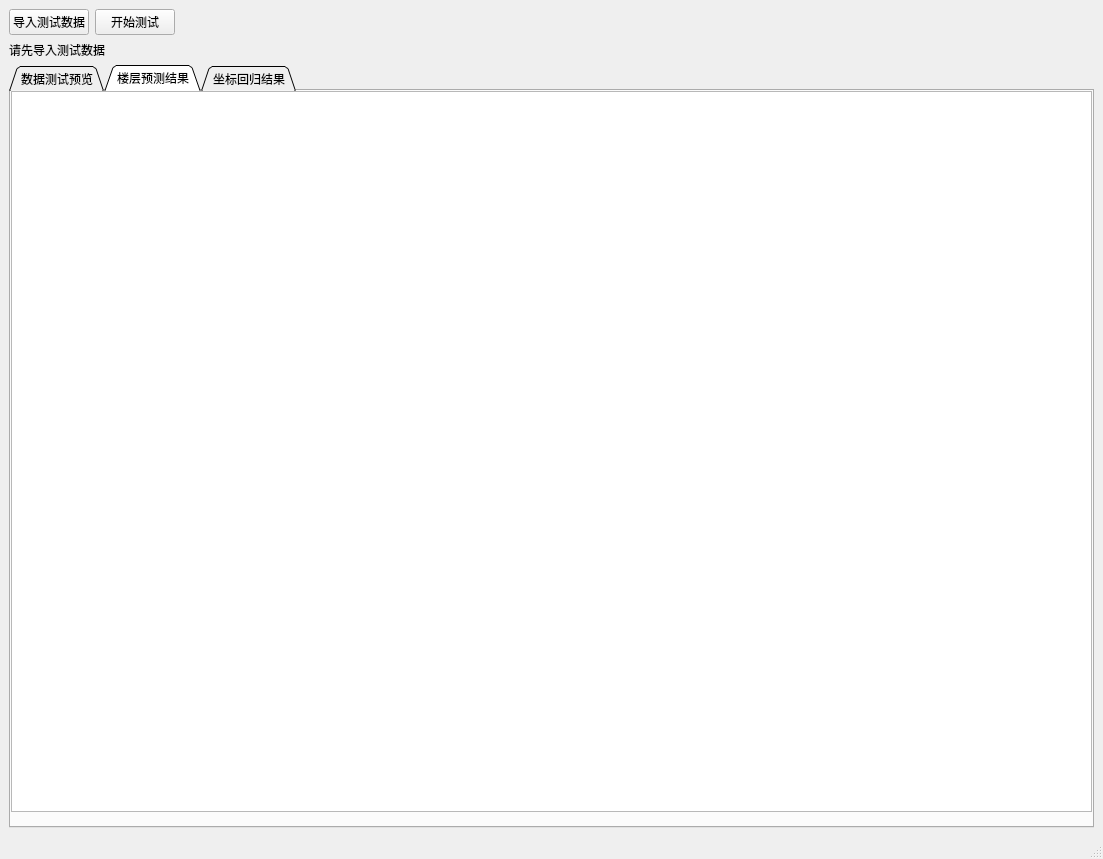
This is mywindow.ui in zhixinaa/indoorloc as Qt 5 draws it before an edit. The edited form follows.
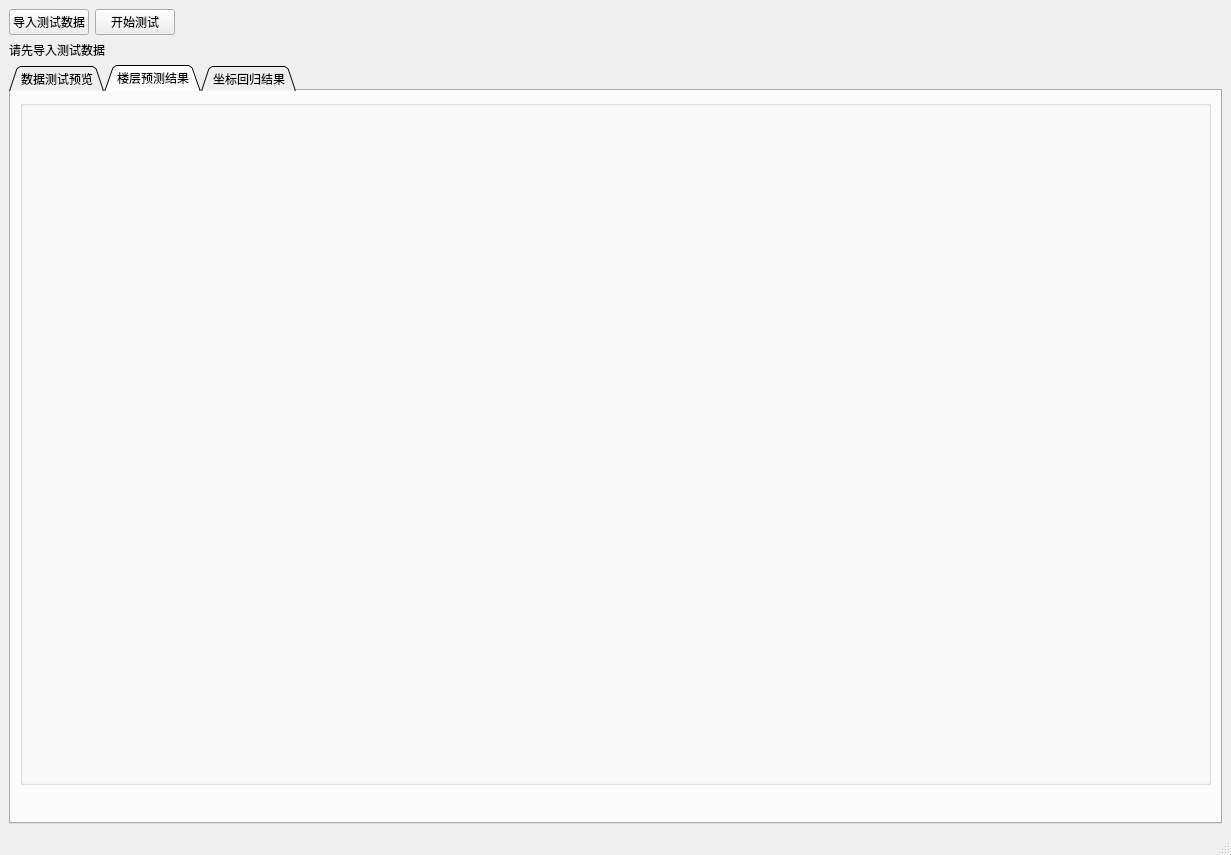
This is the edited form. The open tabs and pages were chosen to show the change.

The edit to the form file:
```diff
--- a/mywindow.ui
+++ b/mywindow.ui
@@ -6,8 +6,8 @@
    <rect>
     <x>0</x>
     <y>0</y>
-    <width>1103</width>
-    <height>859</height>
+    <width>1231</width>
+    <height>855</height>
    </rect>
   </property>
   <property name="windowTitle">
@@ -120,24 +120,30 @@
          </widget>
         </widget>
         <widget class="QWidget" name="tab_2">
+         <property name="sizePolicy">
+          <sizepolicy hsizetype="Fixed" vsizetype="Preferred">
+           <horstretch>0</horstretch>
+           <verstretch>0</verstretch>
+          </sizepolicy>
+         </property>
+         <property name="maximumSize">
+          <size>
+           <width>16777215</width>
+           <height>703</height>
+          </size>
+         </property>
          <attribute name="title">
           <string>楼层预测结果</string>
          </attribute>
-         <widget class="QWidget" name="gridLayoutWidget_2">
-          <property name="geometry">
-           <rect>
-            <x>0</x>
-            <y>0</y>
-            <width>1081</width>
-            <height>721</height>
-           </rect>
-          </property>
-          <layout class="QGridLayout" name="gridLayout_2">
-           <item row="0" column="0">
-            <widget class="QGraphicsView" name="graphicsView"/>
-           </item>
-          </layout>
-         </widget>
+         <layout class="QHBoxLayout" name="horizontalLayout_3">
+          <item>
+           <widget class="QGroupBox" name="groupBox_2">
+            <property name="title">
+             <string/>
+            </property>
+           </widget>
+          </item>
+         </layout>
         </widget>
         <widget class="QWidget" name="tab_3">
          <attribute name="title">
```
Left out of the diff: 53 changed lines with no effect on the pictures. Lines whose indentation alone changed are shown as unchanged.
